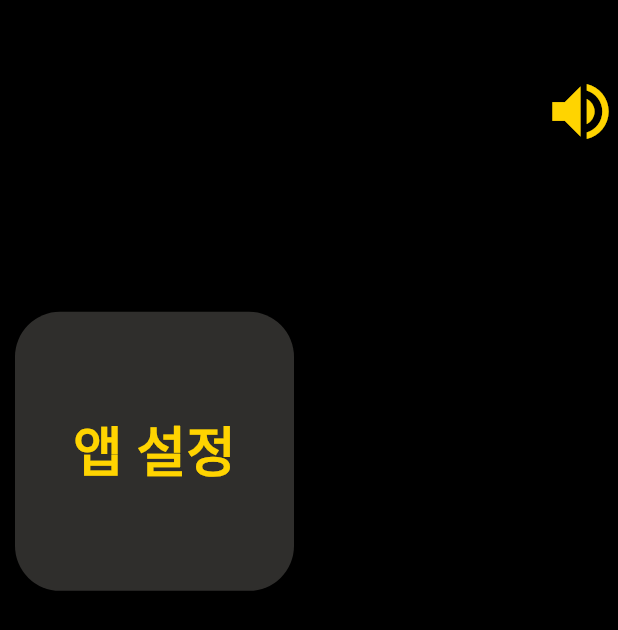
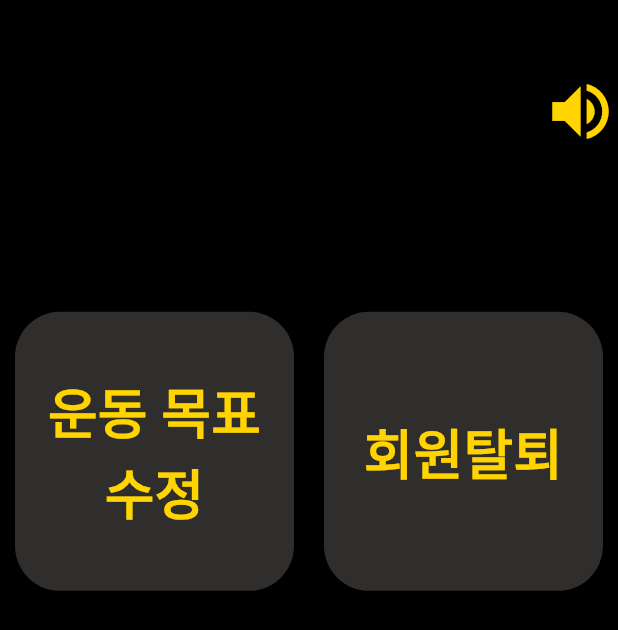
Before and after one commit to BeyondVision-NalBao/2024-BeyondVision-SolutionChallenge, a Flutter app: the Setting screen opened directly, on a phone screen of 412 x 824 dp. Shown: the top 630 px of the screen. Run offline on Flutter 3.47's test engine with Material 3 defaults, Android fonts, the phone set to English and light mode, and no system bars; our stand-ins replace camera, carousel_slider, fl_chart, table_calendar.

Commit message:
feat: add functionality to setting - 숫자를 입력받아 운동목표 수정 - 회원탈퇴 알림창

```diff
--- a/lib/ui/setting/setting.dart
+++ b/lib/ui/setting/setting.dart
@@ -1,5 +1,7 @@
 import 'package:beyond_vision/core/constants.dart';
 import 'package:beyond_vision/ui/home/widgets/home_grid_button.dart';
+import 'package:beyond_vision/ui/setting/widgets/edit_goal.dart';
+import 'package:beyond_vision/ui/setting/widgets/setting_box.dart';
 import 'package:flutter/material.dart';
 
 class Setting extends StatelessWidget {
@@ -8,6 +10,7 @@ class Setting extends StatelessWidget {
   @override
   Widget build(BuildContext context) {
     return Scaffold(
+      resizeToAvoidBottomInset: false,
       backgroundColor: Colors.black,
       body: Column(
         mainAxisAlignment: MainAxisAlignment.spaceAround,
@@ -18,10 +21,14 @@ class Setting extends StatelessWidget {
             height: MediaQuery.of(context).size.height * 0.7,
             child: GridView.count(
               crossAxisCount: 2,
-                children: const [HomeButton(name: "앱 설정")],
+              children: const [
+                SettingBox(name: "운동 목표\n수정"),
+                SettingBox(name: "회원탈퇴"),
+              ],
             ),
           ),
         ],
-        ));
+      ),
+    );
   }
 }
--- /dev/null
+++ b/lib/ui/setting/widgets/setting_box.dart
@@ -0,0 +1,58 @@
+import 'package:beyond_vision/core/constants.dart';
+import 'package:beyond_vision/ui/record/record.dart';
+import 'package:beyond_vision/ui/routine/routine.dart';
+import 'package:beyond_vision/ui/setting/setting.dart';
+import 'package:beyond_vision/ui/setting/widgets/delete_account.dart';
+import 'package:beyond_vision/ui/setting/widgets/edit_goal.dart';
+import 'package:flutter/material.dart';
+
+class SettingBox extends StatelessWidget {
+  final String name;
+  const SettingBox({super.key, required this.name});
+
+  @override
+  Widget build(BuildContext context) {
+    return Container(
+      margin: const EdgeInsets.all(10),
+      child: ElevatedButton(
+        style: ElevatedButton.styleFrom(
+          padding: const EdgeInsets.all(10),
+          backgroundColor: const Color(boxColor),
+          shape: RoundedRectangleBorder(
+            borderRadius: BorderRadius.circular(30),
+          ),
+        ),
+        onPressed: () {
+          if (name == "운동 목표\n수정") {
+            showDialog(
+                context: context,
+                builder: (BuildContext context) => const EditGoal());
+          } else if (name == "회원탈퇴") {
+            showDialog(
+                context: context,
+                builder: (BuildContext context) => const DeleteAccount());
+          } else if (name == "운동 기록") {
+            Navigator.push(context,
+                MaterialPageRoute(builder: (context) => const Record()));
+          } else {
+            Navigator.push(context,
+                MaterialPageRoute(builder: (context) => const Setting()));
+          }
+        },
+        child: Padding(
+          padding: const EdgeInsets.all(8.0),
+          child: Center(
+            child: Text(
+              name,
+              textAlign: TextAlign.center,
+              style: const TextStyle(
+                  fontSize: 36,
+                  color: Color(fontYellowColor),
+                  fontWeight: FontWeight.bold),
+            ),
+          ),
+        ),
+      ),
+    );
+  }
+}
```
Also changed, not shown: lib/ui/setting/widgets/delete_account.dart (added, +56 -0 lines), lib/ui/setting/widgets/edit_goal.dart (added, +62 -0 lines). Lines whose indentation alone changed are shown as unchanged.
